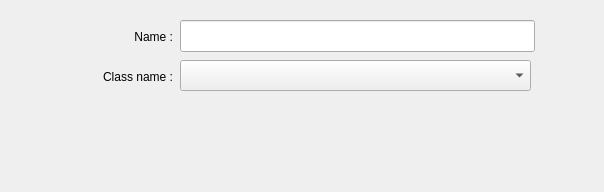
Old version of the form windows/add_feature.ui in the repository sensehawk/qgis_plugin.
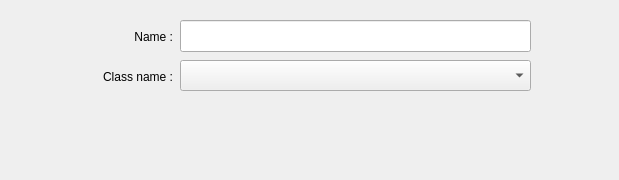
New version of the form.

Patch:
```diff
--- a/windows/add_feature.ui
+++ b/windows/add_feature.ui
@@ -6,10 +6,16 @@
    <rect>
     <x>0</x>
     <y>0</y>
-    <width>604</width>
-    <height>192</height>
+    <width>619</width>
+    <height>180</height>
    </rect>
   </property>
+  <property name="minimumSize">
+   <size>
+    <width>100</width>
+    <height>155</height>
+   </size>
+  </property>
   <property name="windowTitle">
    <string>Select feature type:</string>
   </property>
@@ -19,7 +25,7 @@
      <rect>
       <x>180</x>
       <y>20</y>
-      <width>355</width>
+      <width>351</width>
       <height>32</height>
      </rect>
     </property>
@@ -31,7 +37,7 @@
     </property>
     <property name="minimumSize">
      <size>
-      <width>355</width>
+      <width>0</width>
       <height>0</height>
      </size>
     </property>
```
